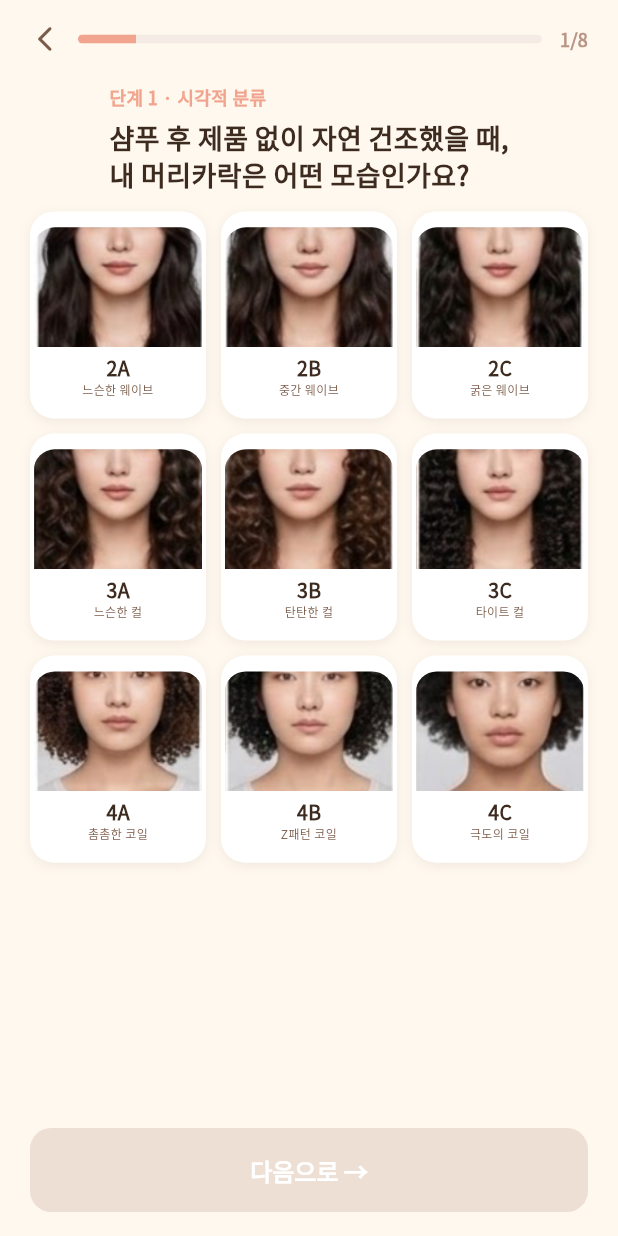
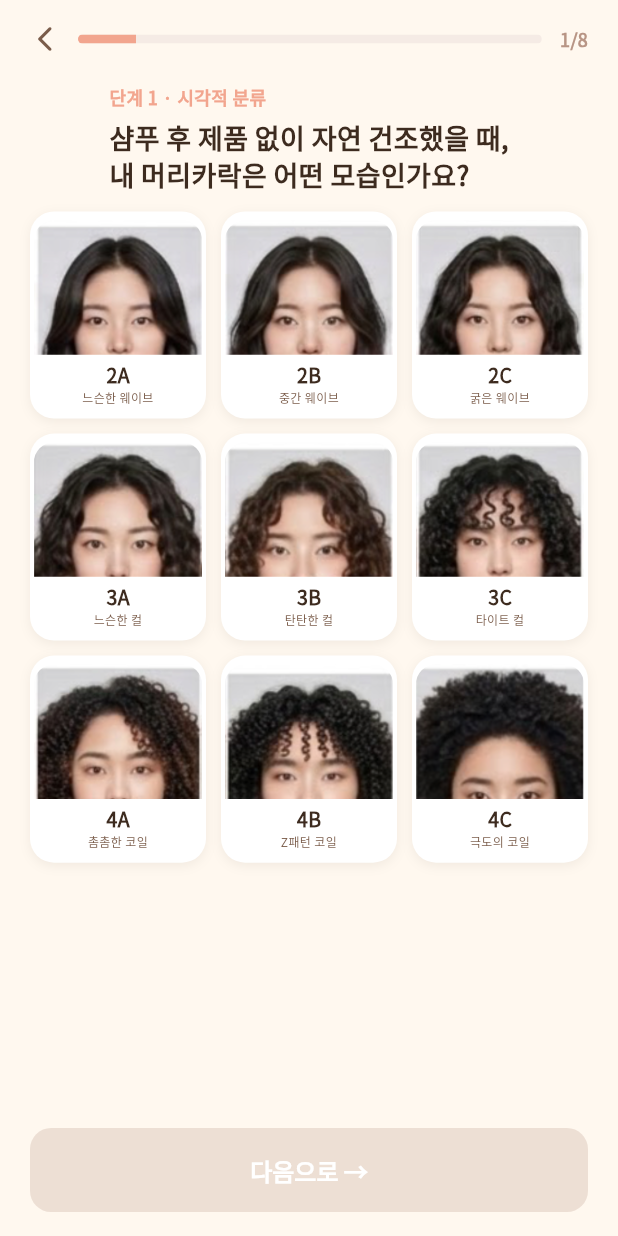
Before and after one commit to gayeoniee/kkobulang, a Flutter app: the screen it shows after launch, after a tap on "유형 분석 시작하기", after a tap on "💁‍♀️", on a phone screen of 412 x 824 dp. Run offline on Flutter 3.47's test engine with Material 3 defaults, Android fonts, the light colour scheme and no system bars; our stand-ins replace google_fonts.

Commit message:
이미지 비율

```diff
--- a/lib/pages/onboarding_page.dart
+++ b/lib/pages/onboarding_page.dart
@@ -465,11 +465,12 @@
             borderRadius: const BorderRadius.vertical(top: Radius.circular(14)),
             child: Image.asset(
               _imagePath!,
-              height: 80,
+              height: 90,
               width: double.infinity,
               fit: BoxFit.cover,
+              alignment: Alignment.topCenter,
               errorBuilder: (_, __, ___) => SizedBox(
-                height: 80,
+                height: 90,
                 child: Center(child: Text(opt.emoji, style: const TextStyle(fontSize: 30))),
               ),
             ),
```
